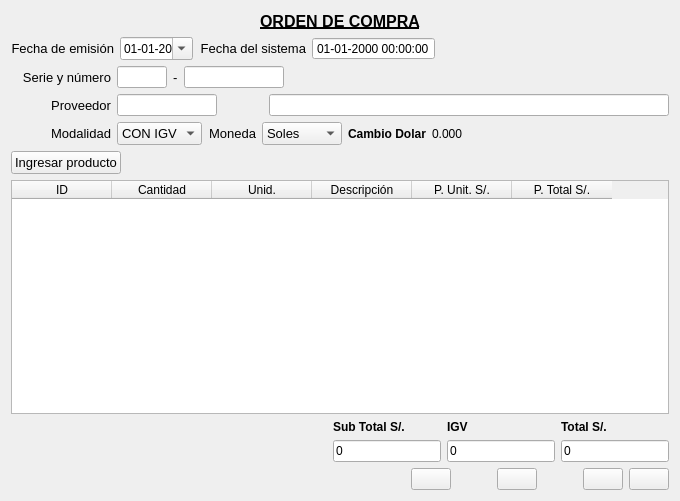
This is Compra/compraorden.ui in radtek/manager as Qt 5 draws it before an edit. The edited form follows.
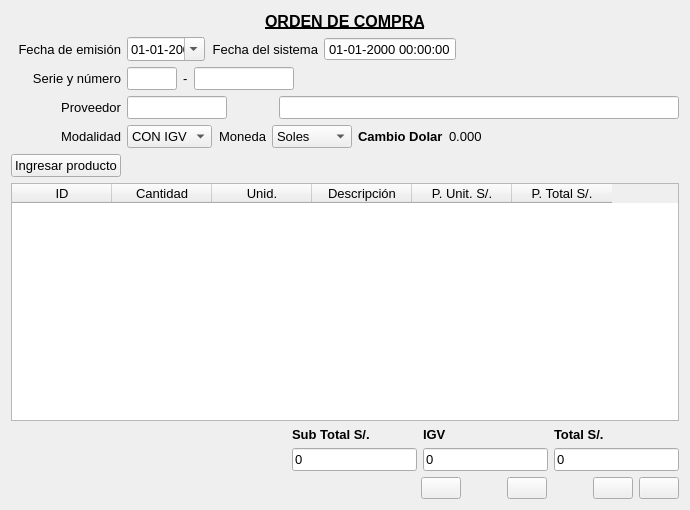
This is the edited form. Icons and pictures are not drawn.

Patch:
```diff
--- a/Compra/compraorden.ui
+++ b/Compra/compraorden.ui
@@ -6,8 +6,8 @@
    <rect>
     <x>0</x>
     <y>0</y>
-    <width>666</width>
-    <height>501</height>
+    <width>676</width>
+    <height>510</height>
    </rect>
   </property>
   <property name="minimumSize">
@@ -74,10 +74,16 @@
       <widget class="QLabel" name="label_fecha_emision">
        <property name="minimumSize">
         <size>
-         <width>100</width>
+         <width>110</width>
          <height>0</height>
         </size>
        </property>
+       <property name="maximumSize">
+        <size>
+         <width>110</width>
+         <height>16777215</height>
+        </size>
+       </property>
        <property name="font">
         <font>
          <pointsize>10</pointsize>
@@ -93,6 +99,11 @@
      </item>
      <item>
       <widget class="QDateTimeEdit" name="dateTimeEdit_emision">
+       <property name="font">
+        <font>
+         <pointsize>10</pointsize>
+        </font>
+       </property>
        <property name="readOnly">
         <bool>false</bool>
        </property>
@@ -140,6 +151,11 @@
      </item>
      <item>
       <widget class="QDateTimeEdit" name="dateTimeEdit_sistema">
+       <property name="font">
+        <font>
+         <pointsize>10</pointsize>
+        </font>
+       </property>
        <property name="readOnly">
         <bool>true</bool>
        </property>
@@ -185,10 +201,16 @@
       <widget class="QLabel" name="label_serie_numero">
        <property name="minimumSize">
         <size>
-         <width>100</width>
+         <width>110</width>
          <height>0</height>
         </size>
        </property>
+       <property name="maximumSize">
+        <size>
+         <width>110</width>
+         <height>16777215</height>
+        </size>
+       </property>
        <property name="font">
         <font>
          <pointsize>10</pointsize>
@@ -216,6 +238,11 @@
          <height>16777215</height>
         </size>
        </property>
+       <property name="font">
+        <font>
+         <pointsize>10</pointsize>
+        </font>
+       </property>
        <property name="inputMask">
         <string/>
        </property>
@@ -253,6 +280,11 @@
          <height>16777215</height>
         </size>
        </property>
+       <property name="font">
+        <font>
+         <pointsize>10</pointsize>
+        </font>
+       </property>
        <property name="inputMask">
         <string/>
        </property>
@@ -279,10 +311,16 @@
       <widget class="QLabel" name="label_pro">
        <property name="minimumSize">
         <size>
-         <width>100</width>
+         <width>110</width>
          <height>0</height>
         </size>
        </property>
+       <property name="maximumSize">
+        <size>
+         <width>110</width>
+         <height>16777215</height>
+        </size>
+       </property>
        <property name="font">
         <font>
          <pointsize>10</pointsize>
@@ -313,6 +351,11 @@
          <height>16777215</height>
         </size>
        </property>
+       <property name="font">
+        <font>
+         <pointsize>10</pointsize>
+        </font>
+       </property>
        <property name="readOnly">
         <bool>false</bool>
        </property>
@@ -340,6 +383,11 @@
          <height>0</height>
         </size>
        </property>
+       <property name="font">
+        <font>
+         <pointsize>10</pointsize>
+        </font>
+       </property>
       </widget>
      </item>
     </layout>
@@ -350,10 +398,16 @@
       <widget class="QLabel" name="label_2">
        <property name="minimumSize">
         <size>
-         <width>100</width>
+         <width>110</width>
          <height>0</height>
         </size>
        </property>
+       <property name="maximumSize">
+        <size>
+         <width>110</width>
+         <height>16777215</height>
+        </size>
+       </property>
        <property name="font">
         <font>
          <pointsize>10</pointsize>
@@ -436,6 +490,7 @@
       <widget class="QLabel" name="label_cambio_dolar">
        <property name="font">
         <font>
+         <pointsize>10</pointsize>
          <weight>75</weight>
          <bold>true</bold>
         </font>
@@ -450,6 +505,11 @@
      </item>
      <item>
       <widget class="QLabel" name="label_cambio_dolar_value">
+       <property name="font">
+        <font>
+         <pointsize>10</pointsize>
+        </font>
+       </property>
        <property name="text">
         <string>0.000</string>
        </property>
@@ -551,6 +611,11 @@
    </item>
    <item>
     <widget class="QTableWidget" name="tableWidget">
+     <property name="font">
+      <font>
+       <pointsize>10</pointsize>
+      </font>
+     </property>
      <property name="alternatingRowColors">
       <bool>true</bool>
      </property>
@@ -605,6 +670,11 @@
       <layout class="QGridLayout" name="gridLayout">
        <item row="1" column="2">
         <widget class="QLineEdit" name="lineEdit_total">
+         <property name="font">
+          <font>
+           <pointsize>10</pointsize>
+          </font>
+         </property>
          <property name="text">
           <string>0</string>
          </property>
@@ -617,6 +687,7 @@
         <widget class="QLabel" name="label_subtotal">
          <property name="font">
           <font>
+           <pointsize>10</pointsize>
            <weight>75</weight>
            <bold>true</bold>
           </font>
@@ -630,6 +701,7 @@
         <widget class="QLabel" name="label_total">
          <property name="font">
           <font>
+           <pointsize>10</pointsize>
            <weight>75</weight>
            <bold>true</bold>
           </font>
@@ -641,6 +713,11 @@
        </item>
        <item row="1" column="0">
         <widget class="QLineEdit" name="lineEdit_subtotal">
+         <property name="font">
+          <font>
+           <pointsize>10</pointsize>
+          </font>
+         </property>
          <property name="text">
           <string>0</string>
          </property>
@@ -653,6 +730,7 @@
         <widget class="QLabel" name="label_igv">
          <property name="font">
           <font>
+           <pointsize>10</pointsize>
            <weight>75</weight>
            <bold>true</bold>
           </font>
@@ -664,6 +742,11 @@
        </item>
        <item row="1" column="1">
         <widget class="QLineEdit" name="lineEdit_igv">
+         <property name="font">
+          <font>
+           <pointsize>10</pointsize>
+          </font>
+         </property>
          <property name="text">
           <string>0</string>
          </property>
```
